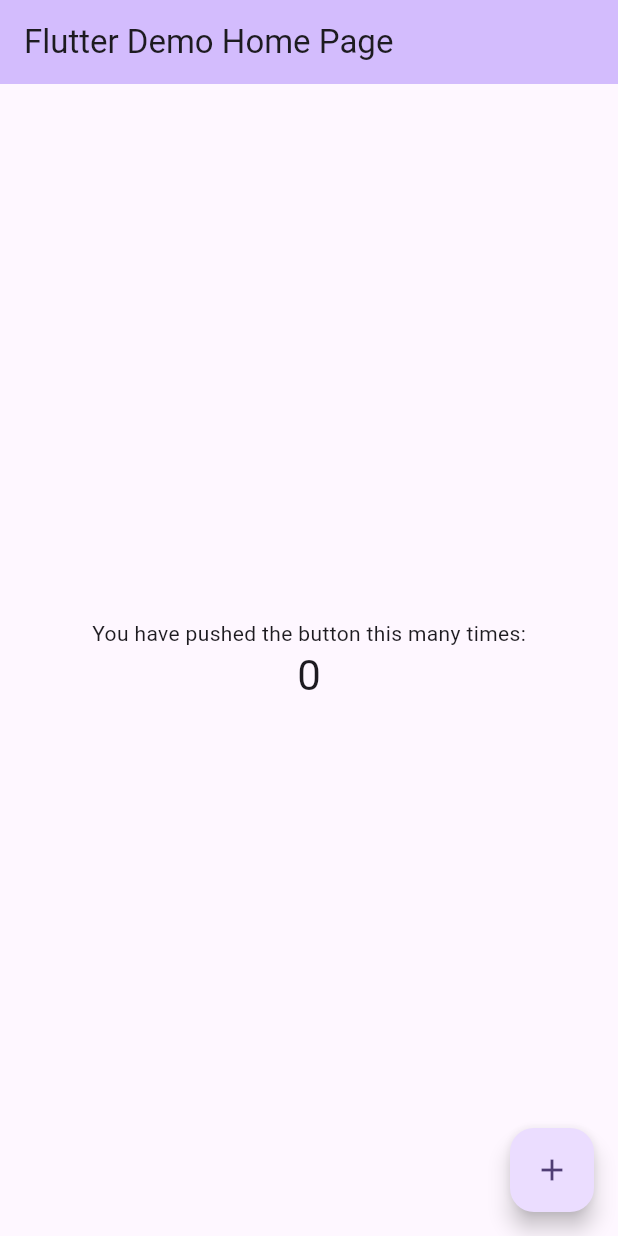
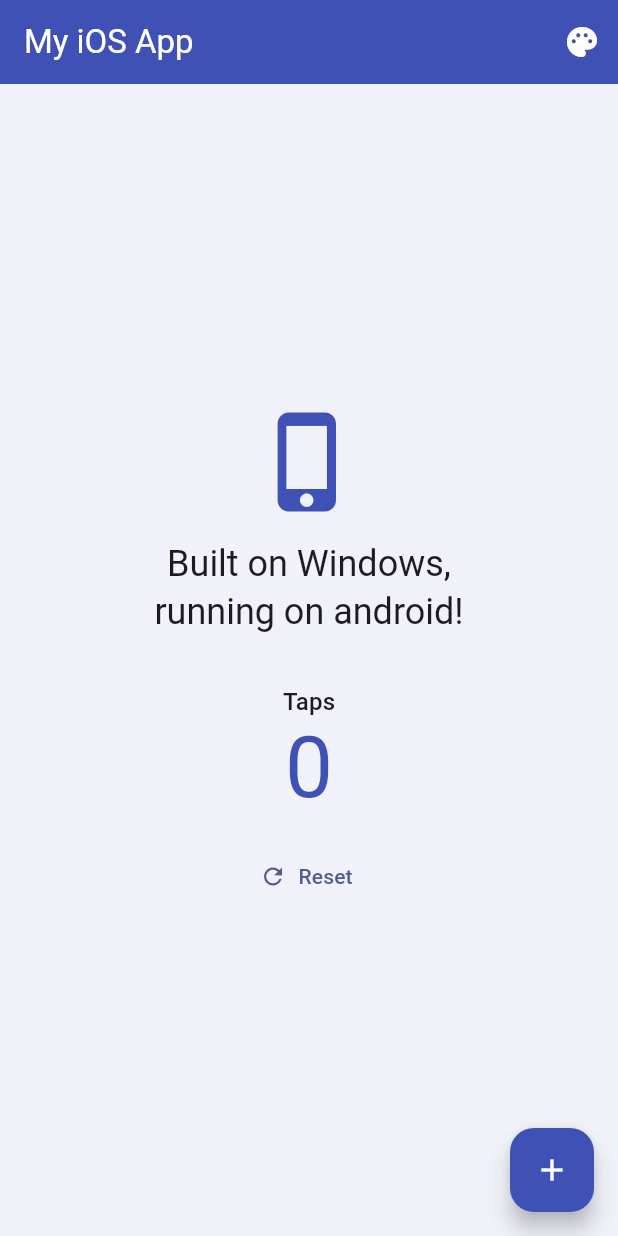
Before and after one commit to mdyamani/my_ios_app, a Flutter app: the screen it shows after launch, on a phone screen of 412 x 824 dp. Run offline on Flutter 3.47's test engine with Material 3 defaults, Android fonts, the light colour scheme and no system bars.

Commit message:
Turn demo into a small test app

```diff
--- a/lib/main.dart
+++ b/lib/main.dart
@@ -1,3 +1,4 @@
+import 'package:flutter/foundation.dart';
 import 'package:flutter/material.dart';
 
 void main() {
@@ -7,114 +8,99 @@ void main() {
 class MyApp extends StatelessWidget {
   const MyApp({super.key});
 
-  // This widget is the root of your application.
   @override
   Widget build(BuildContext context) {
     return MaterialApp(
-      title: 'Flutter Demo',
+      title: 'My iOS App',
+      debugShowCheckedModeBanner: false,
       theme: ThemeData(
-        // This is the theme of your application.
-        //
-        // TRY THIS: Try running your application with "flutter run". You'll see
-        // the application has a purple toolbar. Then, without quitting the app,
-        // try changing the seedColor in the colorScheme below to Colors.green
-        // and then invoke "hot reload" (save your changes or press the "hot
-        // reload" button in a Flutter-supported IDE, or press "r" if you used
-        // the command line to start the app).
-        //
-        // Notice that the counter didn't reset back to zero; the application
-        // state is not lost during the reload. To reset the state, use hot
-        // restart instead.
-        //
-        // This works for code too, not just values: Most code changes can be
-        // tested with just a hot reload.
-        colorScheme: .fromSeed(seedColor: Colors.deepPurple),
+        colorScheme: ColorScheme.fromSeed(seedColor: Colors.indigo),
       ),
-      home: const MyHomePage(title: 'Flutter Demo Home Page'),
+      home: const HomePage(),
     );
   }
 }
 
-class MyHomePage extends StatefulWidget {
-  const MyHomePage({super.key, required this.title});
-
-  // This widget is the home page of your application. It is stateful, meaning
-  // that it has a State object (defined below) that contains fields that affect
-  // how it looks.
-
-  // This class is the configuration for the state. It holds the values (in this
-  // case the title) provided by the parent (in this case the App widget) and
-  // used by the build method of the State. Fields in a Widget subclass are
-  // always marked "final".
-
-  final String title;
+class HomePage extends StatefulWidget {
+  const HomePage({super.key});
 
   @override
-  State<MyHomePage> createState() => _MyHomePageState();
+  State<HomePage> createState() => _HomePageState();
 }
 
-class _MyHomePageState extends State<MyHomePage> {
-  int _counter = 0;
+class _HomePageState extends State<HomePage> {
+  static const _colors = [
+    Colors.indigo,
+    Colors.teal,
+    Colors.deepOrange,
+    Colors.pink,
+    Colors.green,
+  ];
 
-  void _incrementCounter() {
-    setState(() {
-      // This call to setState tells the Flutter framework that something has
-      // changed in this State, which causes it to rerun the build method below
-      // so that the display can reflect the updated values. If we changed
-      // _counter without calling setState(), then the build method would not be
-      // called again, and so nothing would appear to happen.
-      _counter++;
-    });
-  }
+  int _taps = 0;
+  int _colorIndex = 0;
+
+  Color get _color => _colors[_colorIndex];
+
+  void _increment() => setState(() => _taps++);
+
+  void _reset() => setState(() => _taps = 0);
+
+  void _nextColor() =>
+      setState(() => _colorIndex = (_colorIndex + 1) % _colors.length);
 
   @override
   Widget build(BuildContext context) {
-    // This method is rerun every time setState is called, for instance as done
-    // by the _incrementCounter method above.
-    //
-    // The Flutter framework has been optimized to make rerunning build methods
-    // fast, so that you can just rebuild anything that needs updating rather
-    // than having to individually change instances of widgets.
+    final textTheme = Theme.of(context).textTheme;
+
     return Scaffold(
+      backgroundColor: _color.withValues(alpha: 0.08),
       appBar: AppBar(
-        // TRY THIS: Try changing the color here to a specific color (to
-        // Colors.amber, perhaps?) and trigger a hot reload to see the AppBar
-        // change color while the other colors stay the same.
-        backgroundColor: Theme.of(context).colorScheme.inversePrimary,
-        // Here we take the value from the MyHomePage object that was created by
-        // the App.build method, and use it to set our appbar title.
-        title: Text(widget.title),
+        title: const Text('My iOS App'),
+        backgroundColor: _color,
+        foregroundColor: Colors.white,
+        actions: [
+          IconButton(
+            icon: const Icon(Icons.palette),
+            tooltip: 'Change color',
+            onPressed: _nextColor,
+          ),
+        ],
       ),
       body: Center(
-        // Center is a layout widget. It takes a single child and positions it
-        // in the middle of the parent.
-        child: Column(
-          // Column is also a layout widget. It takes a list of children and
-          // arranges them vertically. By default, it sizes itself to fit its
-          // children horizontally, and tries to be as tall as its parent.
-          //
-          // Column has various properties to control how it sizes itself and
-          // how it positions its children. Here we use mainAxisAlignment to
-          // center the children vertically; the main axis here is the vertical
-          // axis because Columns are vertical (the cross axis would be
-          // horizontal).
-          //
-          // TRY THIS: Invoke "debug painting" (choose the "Toggle Debug Paint"
-          // action in the IDE, or press "p" in the console), to see the
-          // wireframe for each widget.
-          mainAxisAlignment: .center,
-          children: [
-            const Text('You have pushed the button this many times:'),
-            Text(
-              '$_counter',
-              style: Theme.of(context).textTheme.headlineMedium,
-            ),
-          ],
+        child: Padding(
+          padding: const EdgeInsets.all(24),
+          child: Column(
+            mainAxisAlignment: MainAxisAlignment.center,
+            children: [
+              Icon(Icons.phone_iphone, size: 72, color: _color),
+              const SizedBox(height: 16),
+              Text(
+                'Built on Windows,\nrunning on ${defaultTargetPlatform.name}!',
+                textAlign: TextAlign.center,
+                style: textTheme.headlineSmall,
+              ),
+              const SizedBox(height: 32),
+              Text('Taps', style: textTheme.titleMedium),
+              Text(
+                '$_taps',
+                style: textTheme.displayLarge?.copyWith(color: _color),
+              ),
+              const SizedBox(height: 16),
+              TextButton.icon(
+                onPressed: _reset,
+                icon: const Icon(Icons.refresh),
+                label: const Text('Reset'),
+              ),
+            ],
+          ),
         ),
       ),
       floatingActionButton: FloatingActionButton(
-        onPressed: _incrementCounter,
-        tooltip: 'Increment',
+        onPressed: _increment,
+        backgroundColor: _color,
+        foregroundColor: Colors.white,
+        tooltip: 'Tap',
         child: const Icon(Icons.add),
       ),
     );
```
Also changed, not shown: 2 other files.
